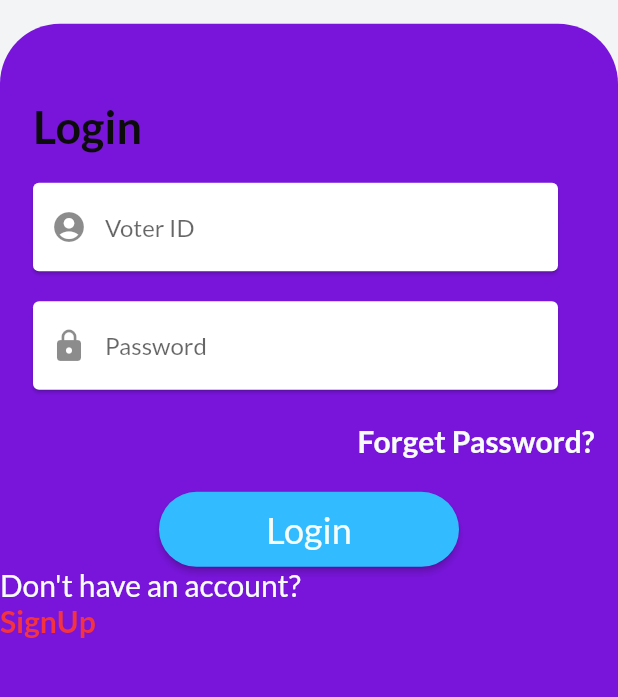
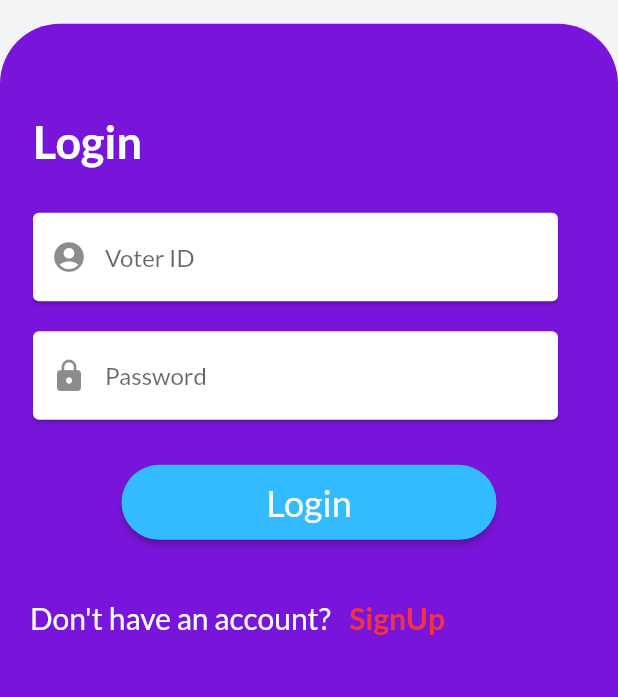
Before and after one commit to SqueezedLemon/Votiface, a Flutter app: the screen it shows after launch, on a phone screen of 412 x 824 dp, the part 347-1044 px from its top. Run offline on Flutter 3.47's test engine with Material 2 defaults, Android fonts, the light colour scheme and no system bars; our stand-ins replace cloud_firestore, firebase_auth, firebase_core, firebase_storage, fluttertoast, image_picker and 2 more; missing offline and left inert: web3dart; accounts and stored records are empty; project files that could hold a hidden picture were left out.

Commit message:
Small UI changes

```diff
--- a/lib/screens/account/account_screen.dart
+++ b/lib/screens/account/account_screen.dart
@@ -13,7 +13,7 @@ import 'package:votiface/model/user_model.dart';
 import 'package:flutter/foundation.dart';
 import 'package:modal_progress_hud_nsn/modal_progress_hud_nsn.dart';
 import 'package:image_picker/image_picker.dart';
-
+import 'package:fluttertoast/fluttertoast.dart';
 import 'package:http/http.dart';
 
 const IconData upload = IconData(0xe695, fontFamily: 'MaterialIcons');
@@ -54,11 +54,6 @@ class _AccountScreenState extends State<AccountScreen> {
       loggedInUser = UserModel.fromMap(value.data());
       setState(() {});
     });
-
-    print(
-      "Hello my name is bibek",
-    );
-
     getAvatarUrlForProfile();
   }
 
@@ -74,7 +69,6 @@ class _AccountScreenState extends State<AccountScreen> {
           .getDownloadURL();
 
       _url = url_img;
-      print("url was $url_img");
     } catch (e) {
       isEmpty = true;
     }
@@ -147,9 +141,9 @@ class _AccountScreenState extends State<AccountScreen> {
       setState(() {
         showSpinner = false;
       });
-      print('image uploaded');
+      Fluttertoast.showToast(msg: "Image Uploaded");
     } else {
-      print('failed');
+      Fluttertoast.showToast(msg: "Upload Failed");
       setState(() {
         showSpinner = false;
       });
--- a/lib/screens/auth/components/login_widget.dart
+++ b/lib/screens/auth/components/login_widget.dart
@@ -43,11 +43,14 @@ class _LoginWidgetState extends State<LoginWidget> {
                 height: 40,
               ),
               const Padding(
-                padding: EdgeInsets.symmetric(vertical: 10, horizontal: 22),
+                padding: EdgeInsets.symmetric(vertical: 20, horizontal: 22),
                 // ignore: unnecessary_const
                 child: const Text(
                   'Login',
-                  style: TextStyle(fontSize: 30, fontWeight: FontWeight.bold),
+                  style: TextStyle(
+                      fontSize: 30,
+                      fontWeight: FontWeight.bold,
+                      color: kTextPColor),
                 ),
               ),
               Card(
@@ -101,29 +104,16 @@ class _LoginWidgetState extends State<LoginWidget> {
                   ),
                 ),
               ),
-              Align(
-                alignment: Alignment.centerRight,
-                child: TextButton(
-                  onPressed: () {},
-                  child: const Text(
-                    'Forget Password?  ',
-                    style: TextStyle(
-                        fontSize: 20,
-                        color: kTextPColor,
-                        fontWeight: FontWeight.bold),
-                  ),
-                ),
-              ),
-              const SizedBox(
-                height: 10,
-              ),
-              Center(
+              Padding(
+                padding: const EdgeInsets.all(20.0),
+                child: Center(
                   child: ElevatedButton(
                     onPressed: () => signIn(
-                      email: idController.text, password: passController.text),
+                        email: idController.text,
+                        password: passController.text),
                     style: ElevatedButton.styleFrom(
                       primary: kBtnColor,
-                    fixedSize: const Size(200, 50),
+                      fixedSize: const Size(250, 50),
                       shape: RoundedRectangleBorder(
                         borderRadius: BorderRadius.circular(90.0),
                       ),
@@ -134,16 +124,25 @@ class _LoginWidgetState extends State<LoginWidget> {
                     ),
                   ),
                 ),
+              ),
+              Padding(
+                padding: const EdgeInsets.all(20.0),
+                child: Row(
+                  children: [
                     const Text(
-                "Don't have an account? ",
+                      "Don't have an account?",
                       style: TextStyle(fontSize: 20, color: kTextPColor),
+                    ),
+                    SizedBox(
+                      width: MediaQuery.of(context).size.width * 0.03,
                     ),
                     GestureDetector(
                       onTap: () {
                         Navigator.push(
                             context,
                             MaterialPageRoute(
-                          builder: (context) => const RegistrationScreen()));
+                                builder: (context) =>
+                                    const RegistrationScreen()));
                       },
                       child: const Text(
                         "SignUp",
@@ -156,6 +155,9 @@ class _LoginWidgetState extends State<LoginWidget> {
                   ],
                 ),
               ),
+            ],
+          ),
+        ),
       ),
     );
   }
```
Lines whose indentation alone changed are shown as unchanged.
